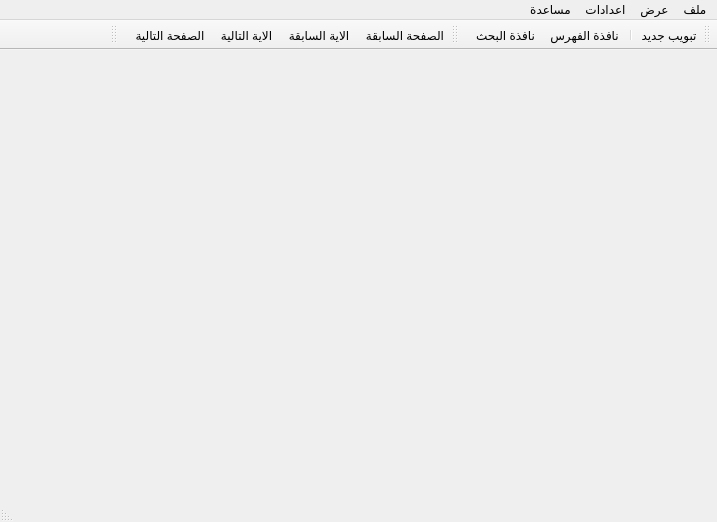
First picture: the form in src/mainwindow.ui, repository boussouira/moltaqa, before the edit.
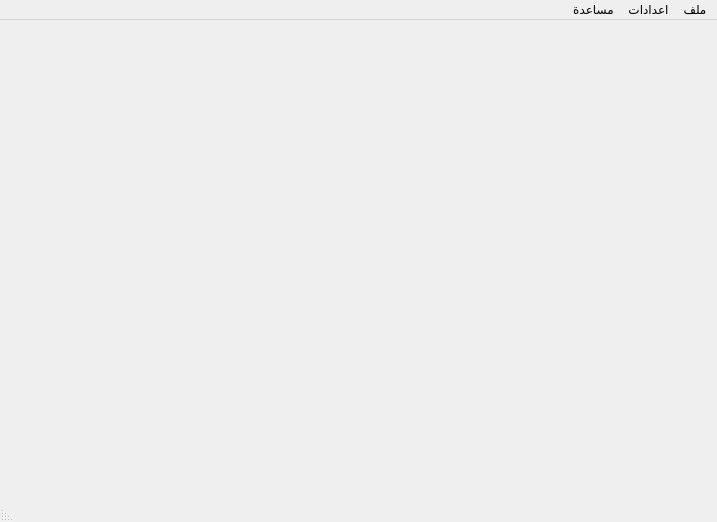
Second picture: the form after the edit. Icons and pictures are not drawn.

Commit message: Improve that BooksViewer class

```diff
--- a/src/mainwindow.ui
+++ b/src/mainwindow.ui
@@ -23,7 +23,13 @@
   <property name="locale">
    <locale language="Arabic" country="Morocco"/>
   </property>
-  <widget class="QWidget" name="centralWidget"/>
+  <widget class="QWidget" name="centralWidget">
+   <layout class="QVBoxLayout" name="verticalLayout">
+    <property name="margin">
+     <number>0</number>
+    </property>
+   </layout>
+  </widget>
   <widget class="QMenuBar" name="menuBar">
    <property name="geometry">
     <rect>
@@ -62,60 +68,11 @@
     </property>
     <addaction name="actionSettings"/>
    </widget>
-   <widget class="QMenu" name="menu_2">
-    <property name="title">
-     <string>عرض</string>
-    </property>
-    <addaction name="actionIndexDock"/>
-    <addaction name="actionSearchDock"/>
-   </widget>
    <addaction name="menuFile"/>
-   <addaction name="menu_2"/>
    <addaction name="menu"/>
    <addaction name="menuHelp"/>
   </widget>
   <widget class="QStatusBar" name="statusBar"/>
-  <widget class="QToolBar" name="toolBarGeneral">
-   <property name="windowTitle">
-    <string>عام</string>
-   </property>
-   <attribute name="toolBarArea">
-    <enum>TopToolBarArea</enum>
-   </attribute>
-   <attribute name="toolBarBreak">
-    <bool>false</bool>
-   </attribute>
-   <addaction name="actionNewTab"/>
-   <addaction name="separator"/>
-   <addaction name="actionIndexDock"/>
-   <addaction name="actionSearchDock"/>
-  </widget>
-  <widget class="QToolBar" name="toolBarNavigation">
-   <property name="windowTitle">
-    <string>التنقل</string>
-   </property>
-   <attribute name="toolBarArea">
-    <enum>TopToolBarArea</enum>
-   </attribute>
-   <attribute name="toolBarBreak">
-    <bool>false</bool>
-   </attribute>
-   <addaction name="actionPrevPage"/>
-   <addaction name="actionPrevAYA"/>
-   <addaction name="actionNextAYA"/>
-   <addaction name="actionNextPage"/>
-  </widget>
-  <widget class="QToolBar" name="toolBarTafesir">
-   <property name="windowTitle">
-    <string>التفاسير</string>
-   </property>
-   <attribute name="toolBarArea">
-    <enum>TopToolBarArea</enum>
-   </attribute>
-   <attribute name="toolBarBreak">
-    <bool>false</bool>
-   </attribute>
-  </widget>
   <action name="actionExit">
    <property name="text">
     <string>الخروج</string>
@@ -149,96 +106,6 @@
     <string>تعديل خصائص البرنامج</string>
    </property>
   </action>
-  <action name="actionIndexDock">
-   <property name="checkable">
-    <bool>true</bool>
-   </property>
-   <property name="icon">
-    <iconset resource="data/qt_rc.qrc">
-     <normaloff>:/menu/images/edit_fahrass.png</normaloff>:/menu/images/edit_fahrass.png</iconset>
-   </property>
-   <property name="text">
-    <string>نافذة الفهرس</string>
-   </property>
-   <property name="statusTip">
-    <string>اظهار أو اخفاء نافذة الفهرس</string>
-   </property>
-  </action>
-  <action name="actionSearchDock">
-   <property name="checkable">
-    <bool>true</bool>
-   </property>
-   <property name="icon">
-    <iconset resource="data/qt_rc.qrc">
-     <normaloff>:/menu/images/find.png</normaloff>:/menu/images/find.png</iconset>
-   </property>
-   <property name="text">
-    <string>نافذة البحث</string>
-   </property>
-   <property name="statusTip">
-    <string>اظهار أو اخفاء نافذة البحث في القرآن الكريم</string>
-   </property>
-  </action>
-  <action name="actionNewTab">
-   <property name="icon">
-    <iconset resource="data/qt_rc.qrc">
-     <normaloff>:/menu/images/bookmark-new.png</normaloff>:/menu/images/bookmark-new.png</iconset>
-   </property>
-   <property name="text">
-    <string>تبويب جديد</string>
-   </property>
-   <property name="statusTip">
-    <string>فتح تبويب جديد</string>
-   </property>
-  </action>
-  <action name="actionNextAYA">
-   <property name="icon">
-    <iconset resource="data/qt_rc.qrc">
-     <normaloff>:/menu/images/go-first.png</normaloff>:/menu/images/go-first.png</iconset>
-   </property>
-   <property name="text">
-    <string>الاية التالية</string>
-   </property>
-   <property name="toolTip">
-    <string>الاية التالية</string>
-   </property>
-  </action>
-  <action name="actionNextPage">
-   <property name="icon">
-    <iconset resource="data/qt_rc.qrc">
-     <normaloff>:/menu/images/go-previous.png</normaloff>:/menu/images/go-previous.png</iconset>
-   </property>
-   <property name="text">
-    <string>الصفحة التالية</string>
-   </property>
-   <property name="toolTip">
-    <string>الصفحة التالية</string>
-   </property>
-  </action>
-  <action name="actionPrevAYA">
-   <property name="icon">
-    <iconset resource="data/qt_rc.qrc">
-     <normaloff>:/menu/images/go-last.png</normaloff>:/menu/images/go-last.png</iconset>
-   </property>
-   <property name="text">
-    <string>الاية السابقة</string>
-   </property>
-   <property name="toolTip">
-    <string>الاية السابقة</string>
-   </property>
-  </action>
-  <action name="actionPrevPage">
-   <property name="icon">
-    <iconset resource="data/qt_rc.qrc">
-     <normaloff>:/menu/images/go-next.png</normaloff>:/menu/images/go-next.png</iconset>
-   </property>
-   <property name="text">
-    <string>الصفحة السابقة</string>
-   </property>
-   <property name="toolTip">
-    <string>الصفحة السابقة</string>
-   </property>
-  </action>
  </widget>
  <layoutdefault spacing="6" margin="11"/>
  <resources>
```
Left out of the diff: 2 changed lines with no effect on the pictures. The commit also changes 4 other files.
